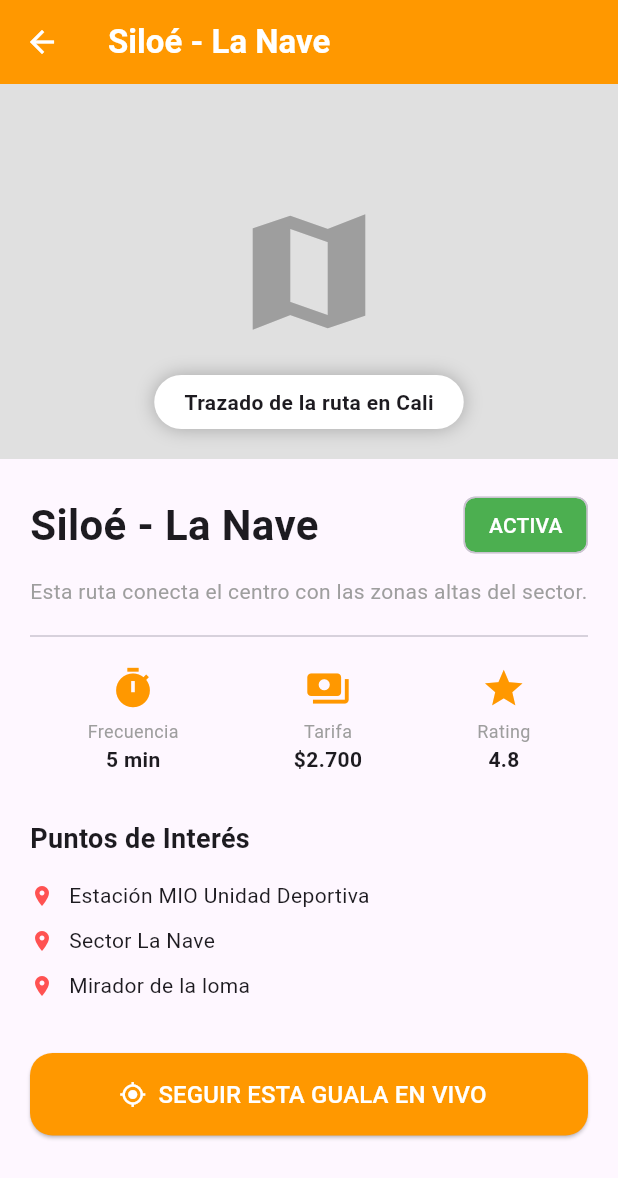
After one commit to AndresCarvajal08/Proyecto-de-grado, a Flutter app: the screen it shows after launch, after a tap on "INGRESAR", after a tap on "Siloé - La Nave", on a phone screen of 412 x 824 dp. The commit adds this screen. Shown: the top 1178 px of the screen. Run offline on Flutter 3.47's test engine with Material 3 defaults, Android fonts, the phone set to English and light mode, and no system bars; our stand-ins replace flutter_map, latlong2.

Commit message:
Primer guardado: Mapa de Cali funcional

```diff
--- /dev/null
+++ b/lib/views/home_view.dart
@@ -0,0 +1,187 @@
+import 'package:flutter/material.dart';
+import 'package:flutter_map/flutter_map.dart'; // Librería del mapa
+import 'package:latlong2/latlong.dart';      // Manejo de coordenadas
+import 'route_detail_view.dart';
+
+class HomeView extends StatefulWidget {
+  const HomeView({super.key});
+
+  @override
+  State<HomeView> createState() => _HomeViewState();
+}
+
+class _HomeViewState extends State<HomeView> {
+  int _selectedIndex = 0;
+  final List<String> _titles = ["RUTAS CALI", "MIS FAVORITOS", "ALERTAS"];
+
+  @override
+  Widget build(BuildContext context) {
+    return Scaffold(
+      backgroundColor: Colors.white,
+      appBar: AppBar(
+        title: Text(
+          _titles[_selectedIndex],
+          style: const TextStyle(fontWeight: FontWeight.bold, color: Colors.white),
+        ),
+        backgroundColor: const Color(0xFF01579B),
+        centerTitle: true,
+        iconTheme: const IconThemeData(color: Colors.white),
+        elevation: 0,
+      ),
+      drawer: _buildDrawer(context),
+      body: _buildCurrentBody(),
+      bottomNavigationBar: BottomNavigationBar(
+        currentIndex: _selectedIndex,
+        selectedItemColor: const Color(0xFF01579B),
+        onTap: (index) => setState(() => _selectedIndex = index),
+        items: const [
+          BottomNavigationBarItem(icon: Icon(Icons.map), label: 'Mapa'),
+          BottomNavigationBarItem(icon: Icon(Icons.favorite), label: 'Favoritos'),
+          BottomNavigationBarItem(icon: Icon(Icons.notifications), label: 'Alertas'),
+        ],
+      ),
+    );
+  }
+
+  Widget _buildCurrentBody() {
+    switch (_selectedIndex) {
+      case 0:
+        return _buildMapaPrincipal();
+      case 1:
+        return const Center(child: Text("Próximamente: Tus Rutas Favoritas"));
+      case 2:
+        return const Center(child: Text("Próximamente: Alertas de Tráfico"));
+      default:
+        return _buildMapaPrincipal();
+    }
+  }
+
+  // --- VISTA CON MAPA Y LISTA DESLIZABLE ---
+  Widget _buildMapaPrincipal() {
+    return Stack(
+      children: [
+        // 1. EL MAPA (OpenStreetMap)
+        FlutterMap(
+          options: MapOptions(
+            initialCenter: LatLng(3.4215, -76.5445), // Centro cerca de Siloé, Cali
+            initialZoom: 14.5,
+          ),
+          children: [
+            TileLayer(
+              urlTemplate: 'https://tile.openstreetmap.org/{z}/{x}/{y}.png',
+              userAgentPackageName: 'com.rutas_cali.app',
+            ),
+            MarkerLayer(
+              markers: [
+                // Marcador de ejemplo (donde estaría una guala)
+                Marker(
+                  point: LatLng(3.4215, -76.5445),
+                  width: 40,
+                  height: 40,
+                  child: const Icon(Icons.directions_bus, color: Color(0xFF01579B), size: 30),
+                ),
+              ],
+            ),
+          ],
+        ),
+
+        // 2. BUSCADOR FLOTANTE
+        Positioned(
+          top: 15,
+          left: 15,
+          right: 15,
+          child: Material(
+            elevation: 4,
+            borderRadius: BorderRadius.circular(30),
+            child: TextField(
+              decoration: InputDecoration(
+                hintText: "Buscar guala (Siloé, Terrón...)",
+                prefixIcon: const Icon(Icons.search, color: Color(0xFF01579B)),
+                border: OutlineInputBorder(borderRadius: BorderRadius.circular(30), borderSide: BorderSide.none),
+                filled: true,
+                fillColor: Colors.white,
+              ),
+            ),
+          ),
+        ),
+
+        // 3. HOJA DESLIZABLE (Bottom Sheet)
+        DraggableScrollableSheet(
+          initialChildSize: 0.3, // Empieza ocupando el 30% de la pantalla
+          minChildSize: 0.15,    // Mínimo para que se vea el título
+          maxChildSize: 0.7,     // Hasta donde puede subir
+          builder: (context, scrollController) {
+            return Container(
+              decoration: const BoxDecoration(
+                color: Colors.white,
+                borderRadius: BorderRadius.vertical(top: Radius.circular(25)),
+                boxShadow: [BoxShadow(color: Colors.black26, blurRadius: 10)],
+              ),
+              child: ListView(
+                controller: scrollController,
+                padding: const EdgeInsets.all(15),
+                children: [
+                  // Rayita estética para deslizar
+                  Center(child: Container(width: 40, height: 5, decoration: BoxDecoration(color: Colors.grey[300], borderRadius: BorderRadius.circular(10)))),
+                  const SizedBox(height: 20),
+                  const Text("Rutas Disponibles", style: TextStyle(fontSize: 18, fontWeight: FontWeight.bold)),
+                  const SizedBox(height: 15),
+                  _buildRutaCard(context, "Siloé - La Nave", "5 min", Colors.orange),
+                  _buildRutaCard(context, "Terrón Colorado", "10 min", Colors.green),
+                  _buildRutaCard(context, "La Sirena", "15 min", Colors.blue),
+                  _buildRutaCard(context, "Pueblo Joven", "8 min", Colors.redAccent),
+                ],
+              ),
+            );
+          },
+        ),
+      ],
+    );
+  }
+
+  Widget _buildRutaCard(BuildContext context, String nombre, String frecuencia, Color color) {
+    return Card(
+      elevation: 1,
+      margin: const EdgeInsets.only(bottom: 10),
+      shape: RoundedRectangleBorder(borderRadius: BorderRadius.circular(12)),
+      child: ListTile(
+        leading: CircleAvatar(
+          backgroundColor: color.withOpacity(0.1),
+          child: Icon(Icons.directions_bus, color: color, size: 20),
+        ),
+        title: Text(nombre, style: const TextStyle(fontWeight: FontWeight.bold)),
+        subtitle: Text("Pasa cada $frecuencia"),
+        trailing: const Icon(Icons.arrow_forward_ios, size: 14),
+        onTap: () {
+          Navigator.push(
+            context,
+            MaterialPageRoute(builder: (context) => RouteDetailView(nombreRuta: nombre, frecuencia: frecuencia, color: color)),
+          );
+        },
+      ),
+    );
+  }
+
+  Widget _buildDrawer(BuildContext context) {
+    return Drawer(
+      child: Column(
+        children: [
+          const UserAccountsDrawerHeader(
+            decoration: BoxDecoration(color: Color(0xFF01579B)),
+            accountName: Text("Usuario Guala"),
+            accountEmail: Text("usuario@cali.com"),
+            currentAccountPicture: CircleAvatar(backgroundColor: Colors.white, child: Icon(Icons.person, color: Color(0xFF01579B))),
+          ),
+          ListTile(leading: const Icon(Icons.settings), title: const Text("Configuración"), onTap: () {}),
+          const Spacer(),
+          ListTile(
+            leading: const Icon(Icons.logout, color: Colors.red),
+            title: const Text("Cerrar Sesión", style: TextStyle(color: Colors.red)),
+            onTap: () => Navigator.pop(context),
+          ),
+          const SizedBox(height: 20),
+        ],
+      ),
+    );
+  }
+}
--- a/lib/views/login_view.dart
+++ b/lib/views/login_view.dart
@@ -1,5 +1,6 @@
 import 'package:flutter/material.dart';
 import 'package:proyecto_gr/views/register_view.dart';
+import 'package:proyecto_gr/views/home_view.dart';
 
 class LoginView extends StatelessWidget {
   const LoginView({super.key});
@@ -117,7 +118,12 @@ class LoginView extends StatelessWidget {
                               ),
                             ),
                             child: ElevatedButton(
-                              onPressed: () {},
+                              onPressed: () {
+                                Navigator.pushReplacement(
+                                  context,
+                                  MaterialPageRoute(builder: (context) => HomeView()),
+                                );
+                              },
                               style: ElevatedButton.styleFrom(
                                 backgroundColor: Colors.transparent,
                                 shadowColor: Colors.transparent,
@@ -125,7 +131,7 @@ class LoginView extends StatelessWidget {
                               ),
                               child: const Text(
                                 "INGRESAR",
-                                style: TextStyle(color: Colors.white, fontSize: 16, fontWeight: FontWeight.bold),
+                                style: TextStyle(color: Colors.white, fontSize: 18, fontWeight: FontWeight.bold),
                               ),
                             ),
                           ),
--- /dev/null
+++ b/lib/views/route_detail_view.dart
@@ -0,0 +1,135 @@
+import 'package:flutter/material.dart';
+
+class RouteDetailView extends StatelessWidget {
+  final String nombreRuta;
+  final String frecuencia;
+  final Color color;
+
+  const RouteDetailView({
+    super.key,
+    required this.nombreRuta,
+    required this.frecuencia,
+    required this.color
+  });
+
+  @override
+  Widget build(BuildContext context) {
+    return Scaffold(
+      appBar: AppBar(
+        title: Text(nombreRuta, style: const TextStyle(color: Colors.white, fontWeight: FontWeight.bold)),
+        backgroundColor: color,
+        iconTheme: const IconThemeData(color: Colors.white),
+      ),
+      body: SingleChildScrollView(
+        child: Column(
+          children: [
+            // Simulación de Mapa o Imagen del Sector
+            Container(
+              height: 250,
+              width: double.infinity,
+              color: Colors.grey[300],
+              child: Stack(
+                alignment: Alignment.center,
+                children: [
+                  const Icon(Icons.map_sharp, size: 100, color: Colors.grey),
+                  Positioned(
+                    bottom: 20,
+                    child: Container(
+                      padding: const EdgeInsets.symmetric(horizontal: 20, vertical: 8),
+                      decoration: BoxDecoration(
+                        color: Colors.white,
+                        borderRadius: BorderRadius.circular(20),
+                        boxShadow: [BoxShadow(color: Colors.black26, blurRadius: 10)],
+                      ),
+                      child: const Text("Trazado de la ruta en Cali", style: TextStyle(fontWeight: FontWeight.bold)),
+                    ),
+                  )
+                ],
+              ),
+            ),
+
+            Padding(
+              padding: const EdgeInsets.all(20.0),
+              child: Column(
+                crossAxisAlignment: CrossAxisAlignment.start,
+                children: [
+                  Row(
+                    mainAxisAlignment: MainAxisAlignment.spaceBetween,
+                    children: [
+                      Text(nombreRuta, style: const TextStyle(fontSize: 28, fontWeight: FontWeight.bold)),
+                      Chip(
+                        label: const Text("ACTIVA", style: TextStyle(color: Colors.white)),
+                        backgroundColor: Colors.green,
+                      ),
+                    ],
+                  ),
+                  const SizedBox(height: 10),
+                  const Text("Esta ruta conecta el centro con las zonas altas del sector.", style: TextStyle(color: Colors.grey)),
+                  const Divider(height: 40),
+
+                  // Información en cuadritos
+                  Row(
+                    mainAxisAlignment: MainAxisAlignment.spaceAround,
+                    children: [
+                      _infoItem(Icons.timer, "Frecuencia", frecuencia),
+                      _infoItem(Icons.payments, "Tarifa", "\$2.700"),
+                      _infoItem(Icons.star, "Rating", "4.8"),
+                    ],
+                  ),
+
+                  const SizedBox(height: 30),
+                  const Text("Puntos de Interés", style: TextStyle(fontSize: 18, fontWeight: FontWeight.bold)),
+                  const SizedBox(height: 10),
+                  _puntoInteres("Estación MIO Unidad Deportiva"),
+                  _puntoInteres("Sector La Nave"),
+                  _puntoInteres("Mirador de la loma"),
+
+                  const SizedBox(height: 30),
+
+                  // Botón de acción principal
+                  SizedBox(
+                    width: double.infinity,
+                    height: 55,
+                    child: ElevatedButton.icon(
+                      onPressed: () {},
+                      icon: const Icon(Icons.gps_fixed, color: Colors.white),
+                      label: const Text("SEGUIR ESTA GUALA EN VIVO", style: TextStyle(color: Colors.white, fontSize: 16)),
+                      style: ElevatedButton.styleFrom(
+                        backgroundColor: color,
+                        shape: RoundedRectangleBorder(borderRadius: BorderRadius.circular(15)),
+                      ),
+                    ),
+                  ),
+                ],
+              ),
+            ),
+          ],
+        ),
+      ),
+    );
+  }
+
+  Widget _infoItem(IconData icon, String label, String value) {
+    return Column(
+      children: [
+        Icon(icon, color: color, size: 30),
+        const SizedBox(height: 5),
+        Text(label, style: const TextStyle(color: Colors.grey, fontSize: 12)),
+        Text(value, style: const TextStyle(fontWeight: FontWeight.bold)),
+      ],
+    );
+  }
+
+  Widget _puntoInteres(String texto) {
+    return Padding(
+      padding: const EdgeInsets.symmetric(vertical: 5),
+      child: Row(
+        children: [
+          const Icon(Icons.location_on, size: 16, color: Colors.redAccent),
+          const SizedBox(width: 10),
+          Text(texto),
+        ],
+      ),
+    );
+  }
+}
--- a/pubspec.yaml
+++ b/pubspec.yaml
@@ -30,6 +30,8 @@ environment:
 dependencies:
   flutter:
     sdk: flutter
+  flutter_map: ^6.1.0
+  latlong2: ^0.9.1
 
   # The following adds the Cupertino Icons font to your application.
   # Use with the CupertinoIcons class for iOS style icons.
```
Also changed, not shown: pubspec.lock.
